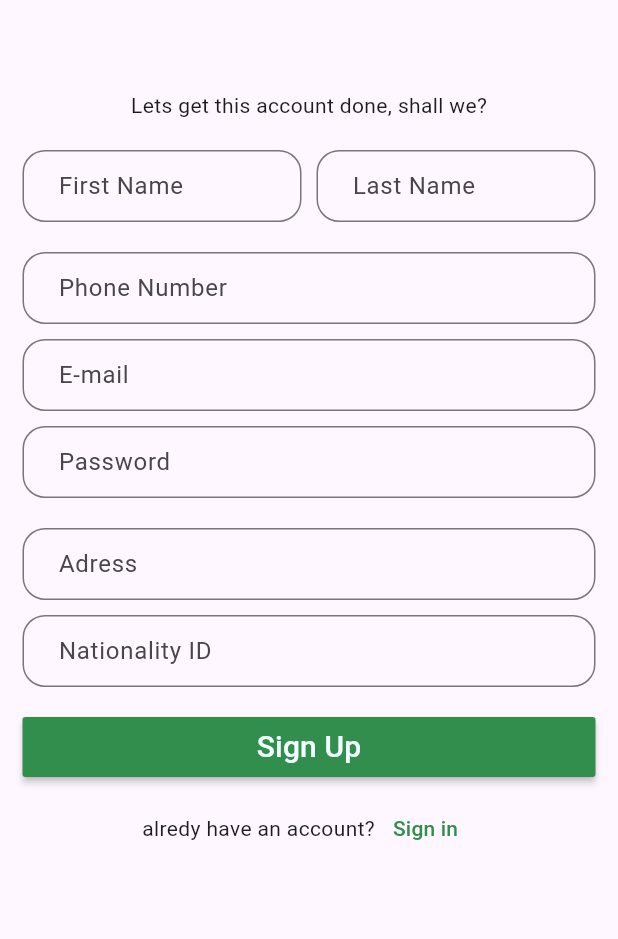
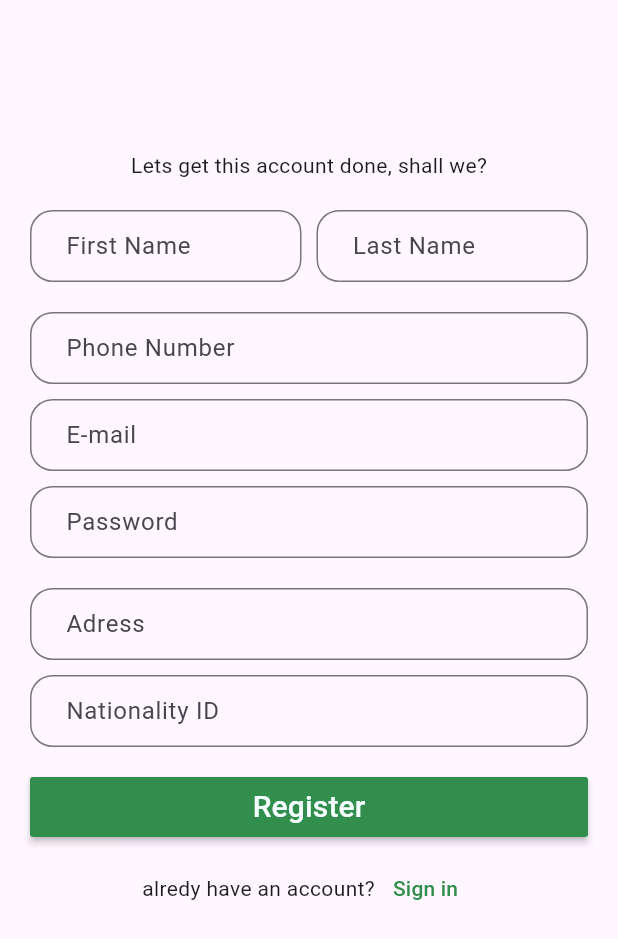
Before and after one commit to AbdelrahmanAquila/Tumora, a Flutter app: the RegisterScreen screen opened directly, on a phone screen of 412 x 824 dp. Shown: the top 939 px of the screen. Run offline on Flutter 3.47's test engine with Material 3 defaults, Android fonts, the phone set to English and light mode, and no system bars; our stand-ins replace table_calendar; network calls fail.

```diff
--- a/lib/main.dart
+++ b/lib/main.dart
@@ -1,7 +1,5 @@
 import 'package:flutter/material.dart';
 import 'package:flutter/services.dart';
-import 'package:tumora/modules/layout/layout.dart';
-
 import 'package:tumora/modules/login/login_screen.dart';
 import 'package:tumora/shared/color_manager.dart';
 
@@ -43,7 +41,7 @@ class MyApp extends StatelessWidget {
                 borderRadius: const BorderRadius.all(Radius.circular(15)),
                 borderSide: BorderSide(color: ColorManager.primary))),
       ),
-      home: const HomeScreen(),
+      home: const LoginScreen(),
     );
   }
 }
--- a/lib/modules/register/register_screen.dart
+++ b/lib/modules/register/register_screen.dart
@@ -30,7 +30,7 @@ class _RegisterScreenState extends State<RegisterScreen> {
     return null;
   }
 
-  void _login() {
+  void _register() {
     if (_formKey.currentState!.validate()) {
       Navigator.push(
           context,
@@ -46,9 +46,11 @@ class _RegisterScreenState extends State<RegisterScreen> {
   Widget build(BuildContext context) {
     return Scaffold(
       body: SingleChildScrollView(
-        child: Padding(
-          padding:
-              const EdgeInsets.only(left: 15.0, right: 15, bottom: 15, top: 60),
+        padding: const EdgeInsets.only(
+          left: 20,
+          right: 20,
+          top: 100,
+        ),
         child: Form(
           key: _formKey,
           child: Column(
@@ -153,21 +155,7 @@ class _RegisterScreenState extends State<RegisterScreen> {
 
               //todo add gender select here
               //! Button !\\
-                SizedBox(
-                  width: double.infinity,
-                  height: 40,
-                  child: MaterialButton(
-                    splashColor: ColorManager.splash,
-                    textColor: ColorManager.white,
-                    color: ColorManager.primary,
-                    height: 30,
-                    onPressed: _login,
-                    child: const Text(
-                      'Sign Up',
-                      style: TextStyle(fontSize: 20),
-                    ),
-                  ),
-                ),
+              DefultButton(onpressed: _register, text: 'Register'),
               const SizedBox(
                 height: 10,
               ),
@@ -190,7 +178,6 @@ class _RegisterScreenState extends State<RegisterScreen> {
           ),
         ),
       ),
-      ),
     );
   }
 }
--- a/lib/shared/components.dart
+++ b/lib/shared/components.dart
@@ -36,3 +36,29 @@ class TFF extends StatelessWidget {
     );
   }
 }
+
+class DefultButton extends StatelessWidget {
+  final String text;
+  final void Function()? onpressed;
+
+  const DefultButton({super.key, required this.onpressed, required this.text});
+
+  @override
+  Widget build(BuildContext context) {
+    return SizedBox(
+      height: 40,
+      width: double.infinity,
+      child: MaterialButton(
+        splashColor: ColorManager.splash,
+        textColor: ColorManager.white,
+        color: ColorManager.primary,
+        height: 30,
+        onPressed: onpressed,
+        child: Text(
+          text,
+          style: const TextStyle(fontSize: 20),
+        ),
+      ),
+    );
+  }
+}
```
Also changed, not shown: lib/modules/bookin_screen/booking_screen.dart (added, +168 -0 lines), lib/modules/doctor_data/doctor_data.dart (added, +97 -0 lines), lib/modules/doctors/doctors_screen.dart (+35 -19 lines), lib/modules/login/login_screen.dart (+5 -19 lines). Lines whose indentation alone changed are shown as unchanged.
